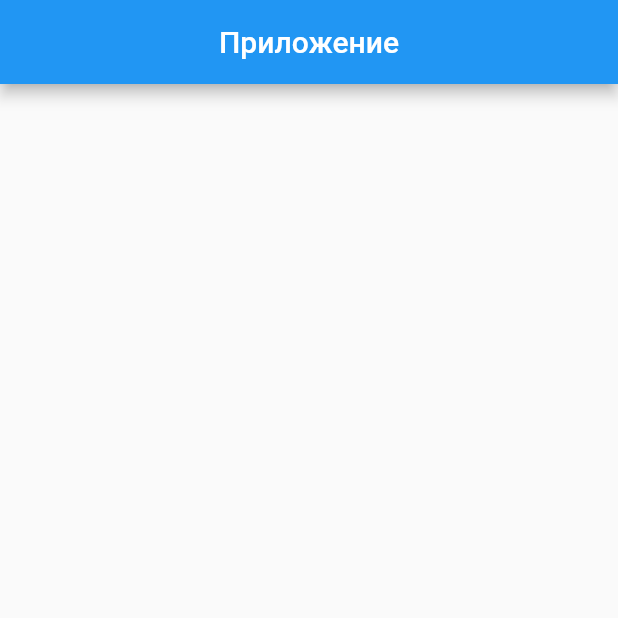
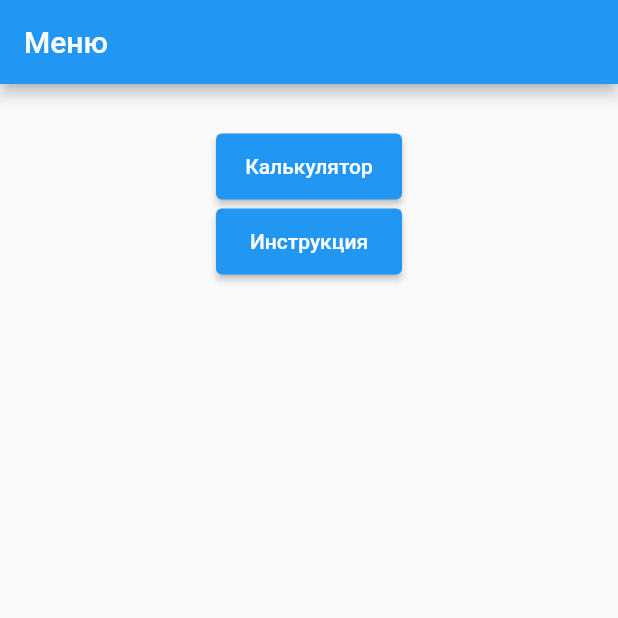
Before and after one commit to IlKIR20VV2/Flutter_API, a Flutter app: the screen it shows after launch, on a phone screen of 412 x 824 dp, the top half of it. Run offline on Flutter 3.47's test engine with Material 2 defaults, Android fonts, the phone set to English and light mode, and no system bars; missing offline and left inert: counter_app, flutter_driver.

```diff
--- a/lib/main.dart
+++ b/lib/main.dart
@@ -1,18 +1,15 @@
 import 'package:flutter/material.dart';
+import 'package:flutter/services.dart';
+import 'package:flutter_application_2/pages/menu.dart';
+import 'package:flutter_driver/driver_extension.dart';
+import 'package:counter_app/main.dart';
 
 void main() {
-  runApp(Home());
+  enableFlutterDriverExtension();
+
+  runApp(const MaterialApp(
+    title: 'Navigation Basics',
+    // home: MyApp(),
+    home: FirstRoute(),
+  ));
 }
-
-class Home extends StatelessWidget {
-  @override
-  Widget build(BuildContext context) {
-    return MaterialApp(
-      home: Scaffold(
-          appBar: AppBar(
-        title: Text("Приложение"),
-        centerTitle: true,
-      )),
-    );
-  }
-}
--- /dev/null
+++ b/lib/pages/menu.dart
@@ -0,0 +1,64 @@
+import 'package:flutter/material.dart';
+import 'package:flutter/services.dart';
+import 'calculator.dart';
+import 'manual.dart';
+
+class FirstRoute extends StatefulWidget {
+  const FirstRoute({super.key});
+
+  @override
+  State<FirstRoute> createState() => _FirstRoute();
+}
+
+class _FirstRoute extends State<FirstRoute> {
+  @override
+  Widget build(BuildContext context) {
+    return Scaffold(
+        appBar: AppBar(
+          title: const Text('Меню'),
+        ),
+        body: Column(
+          children: <Widget>[
+            const SizedBox(height: 30),
+            Center(
+              child: new SizedBox(
+                width: 130,
+                height: 50,
+                child: Padding(
+                  padding: EdgeInsets.all(3),
+                  child: ElevatedButton(
+                    onPressed: () {
+                      Navigator.push(
+                        context,
+                        MaterialPageRoute(
+                            builder: (context) => const SecondRoute()),
+                      );
+                    },
+                    child: const Text('Калькулятор'),
+                  ),
+                ),
+              ),
+            ),
+            Center(
+              child: new SizedBox(
+                width: 130,
+                height: 50,
+                child: Padding(
+                  padding: EdgeInsets.all(3),
+                  child: ElevatedButton(
+                    onPressed: () {
+                      Navigator.push(
+                        context,
+                        MaterialPageRoute(
+                            builder: (context) => const ThirdRoute()),
+                      );
+                    },
+                    child: const Text('Инструкция'),
+                  ),
+                ),
+              ),
+            ),
+          ],
+        ));
+  }
+}
--- a/pubspec.yaml
+++ b/pubspec.yaml
@@ -38,9 +38,13 @@ dependencies:
   cupertino_icons: ^1.0.2
 
 dev_dependencies:
+  integration_test:
+    sdk: flutter
   flutter_test:
     sdk: flutter
-
+  flutter_driver:
+    sdk: flutter
+    test: any
   # The "flutter_lints" package below contains a set of recommended lints to
   # encourage good coding practices. The lint set provided by the package is
   # activated in the `analysis_options.yaml` file located at the root of your
--- /dev/null
+++ b/test_driver/integration_test.dart
@@ -0,0 +1,4 @@
+// Package imports:
+import 'package:integration_test/integration_test_driver.dart';
+
+Future<void> main() => integrationDriver();
```
Also changed, not shown: lib/pages/calculator.dart (added, +120 -0 lines), lib/pages/manual.dart (added, +48 -0 lines).
